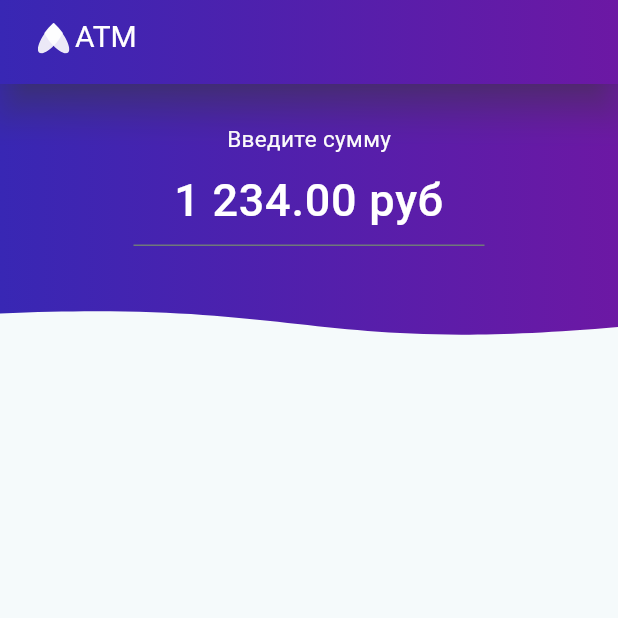
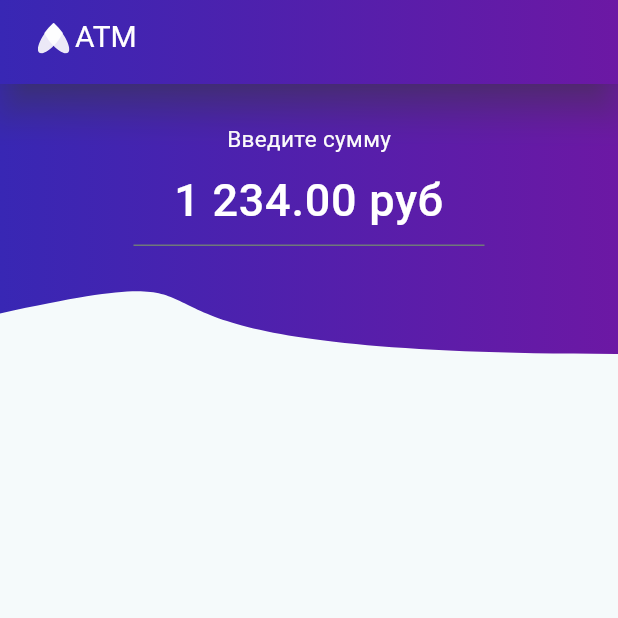
Before and after one commit to GarifullinII/atm, a Flutter app: the screen it shows after launch, on a phone screen of 412 x 824 dp, the top half of it. Run offline on Flutter 3.47's test engine with Material 3 defaults, Android fonts, the phone set to English and light mode, and no system bars; our stand-ins replace flutter_svg; Roboto replaces fonts that are missing (SF Pro Text, Trebuchet MS).

Commit message:
ATM add animation for first gradient

```diff
--- a/lib/utils/constants.dart
+++ b/lib/utils/constants.dart
@@ -7,7 +7,7 @@ class ColorConstants {
   static Color blueColor = const Color(0xFF3827B4);
   static Color dividerColor = const Color.fromRGBO(56, 39, 180, 0.06);
   static Color shadowTopBarColor = const Color(0xFF616161);
-  static LinearGradient backgroundColor = const LinearGradient(
+  static LinearGradient circuitFirstColor = const LinearGradient(
     begin: Alignment.bottomLeft,
     end: Alignment.bottomRight,
     colors: [
--- a/lib/views/pages/amount_entry.dart
+++ b/lib/views/pages/amount_entry.dart
@@ -1,5 +1,5 @@
 import 'package:flutter/material.dart';
-
+import 'dart:math' as math;
 import '../../utils/constants.dart';
 import '../widgets/topbar.dart';
 
@@ -12,9 +12,30 @@ class AmountEntryPage extends StatefulWidget {
   State<AmountEntryPage> createState() => _AmountEntryPageState();
 }
 
-class _AmountEntryPageState extends State<AmountEntryPage> {
+class _AmountEntryPageState extends State<AmountEntryPage>
+    with SingleTickerProviderStateMixin {
   /// Input controller
   final TextEditingController controller = TextEditingController();
+
+  /// Animation controller
+  late AnimationController animationController;
+
+  @override
+  void initState() {
+    animationController = AnimationController(
+      value: 0.0,
+      duration: const Duration(seconds: 10),
+      upperBound: 1,
+      lowerBound: -1,
+      vsync: this,
+    )..repeat();
+    super.initState();
+  }
+
+  // @override
+  // void dispose() {
+  //   super.dispose();
+  // }
 
   @override
   Widget build(BuildContext context) {
@@ -28,14 +49,19 @@ class _AmountEntryPageState extends State<AmountEntryPage> {
             Stack(
               alignment: Alignment.topCenter,
               children: <Widget>[
-                ClipPath(
-                  clipper: DrawClip(),
-                  child: Container(
-                    height: 180,
-                    decoration: BoxDecoration(
-                      gradient: ColorConstants.backgroundColor,
-                    ),
-                  ),
+                AnimatedBuilder(
+                  animation: animationController,
+                  builder: (BuildContext context, Widget? child) {
+                    return ClipPath(
+                      clipper: DrawClip(animationController.value),
+                      child: Container(
+                        height: 180,
+                        decoration: BoxDecoration(
+                          gradient: ColorConstants.circuitFirstColor,
+                        ),
+                      ),
+                    );
+                  },
                 ),
                 Column(
                   children: <Widget>[
@@ -90,17 +116,21 @@ class _AmountEntryPageState extends State<AmountEntryPage> {
 }
 
 class DrawClip extends CustomClipper<Path> {
+  double move = 0;
+  double slice = math.pi;
+  DrawClip(this.move);
+
   @override
   getClip(Size size) {
     Path path = Path();
-    path.lineTo(0, size.height*0.85);
+    path.lineTo(0, size.height * 0.85);
     path.cubicTo(
-      size.width*0.5,
-      size.height*0.8,
-      size.width*0.5,
+      size.width * 0.5,
+      size.height * 0.6,
+      size.width * 0.5 + (size.width*0.5)*math.sin(move * slice),
+      size.height + math.cos(move * slice),
+      size.width,
       size.height,
-      size.width,
-      size.height*0.9,
     );
     path.lineTo(size.width, 0);
 
--- a/lib/views/widgets/topbar.dart
+++ b/lib/views/widgets/topbar.dart
@@ -22,7 +22,7 @@ class TopBar extends StatelessWidget implements PreferredSizeWidget {
         elevation: 10,
         shadowColor: ColorConstants.shadowTopBarColor,
         flexibleSpace: Container(
-          decoration: BoxDecoration(gradient: ColorConstants.backgroundColor),
+          decoration: BoxDecoration(gradient: ColorConstants.circuitFirstColor),
         ),
         leadingWidth: 50,
         leading: Padding(
```
